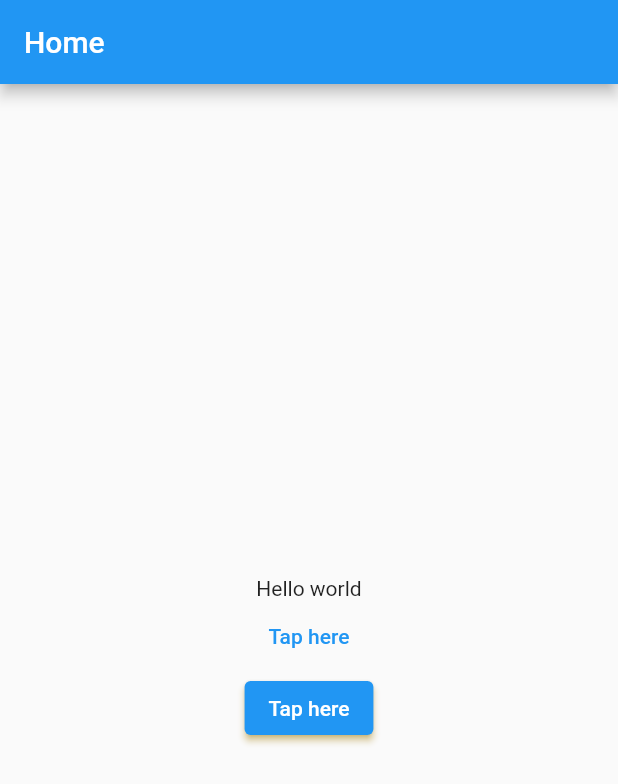
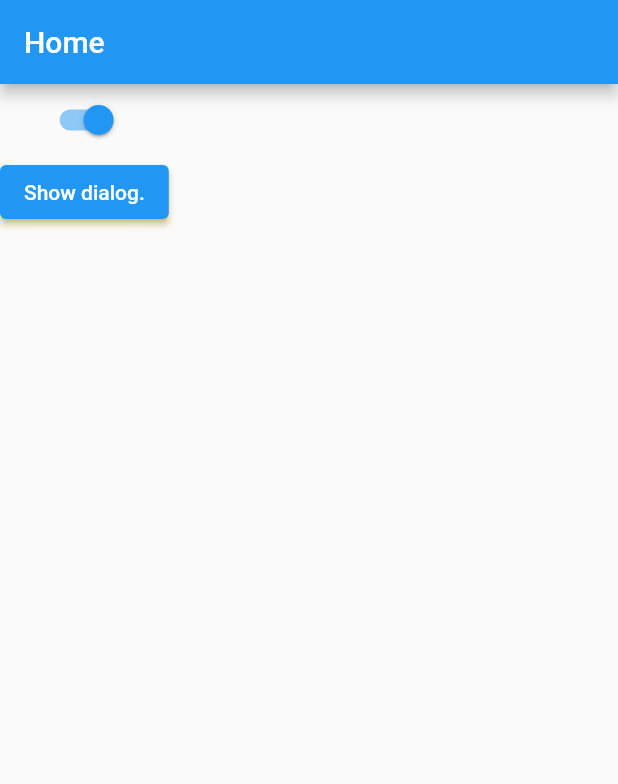
Before and after one commit to ShRudra88/flutter_ostad_live_cls, a Flutter app: the screen it shows after launch, on a phone screen of 412 x 824 dp. Shown: the top 784 px of the screen. Run offline on Flutter 3.47's test engine with Material 2 defaults, Android fonts, the phone set to English and light mode, and no system bars.

Commit message:
some widget

```diff
--- a/lib/main.dart
+++ b/lib/main.dart
@@ -33,15 +33,32 @@ class HomeScreen extends StatelessWidget {
       appBar: AppBar(
         title : Text("Home"),
       ),
-      body: Center(
-        child: Column(
-          mainAxisAlignment: MainAxisAlignment.center,
-          children: [
-            Text('Hello world'),
-            TextButton(onPressed: (){}, child: Text('Tap here'),),
-            ElevatedButton(onPressed: (){}, child: Text('Tap here'),),
-          ],
-        ),
+      body: Column(
+       children: [
+         Switch(value: true, onChanged: (bool value){}),
+         ElevatedButton(onPressed: (){
+           showDialog(
+               barrierColor: Colors.pinkAccent,
+               barrierDismissible: false,
+
+               context: context, builder: (context)
+               {
+
+                 return AlertDialog(
+                   title: Text('Alert'),
+                   content: Text( // subtitile/ body
+                     'You are in danger'
+                   ),
+                   actions: [
+                     TextButton(onPressed: (){
+                       Navigator.pop(context);
+                     }, child: Text('Cancel')),
+                     TextButton(onPressed: (){}, child: Text('Okay')),
+                   ],
+                 );
+               });
+         }, child: Text('Show dialog.'))
+       ],
       ),
     );
   }
```
